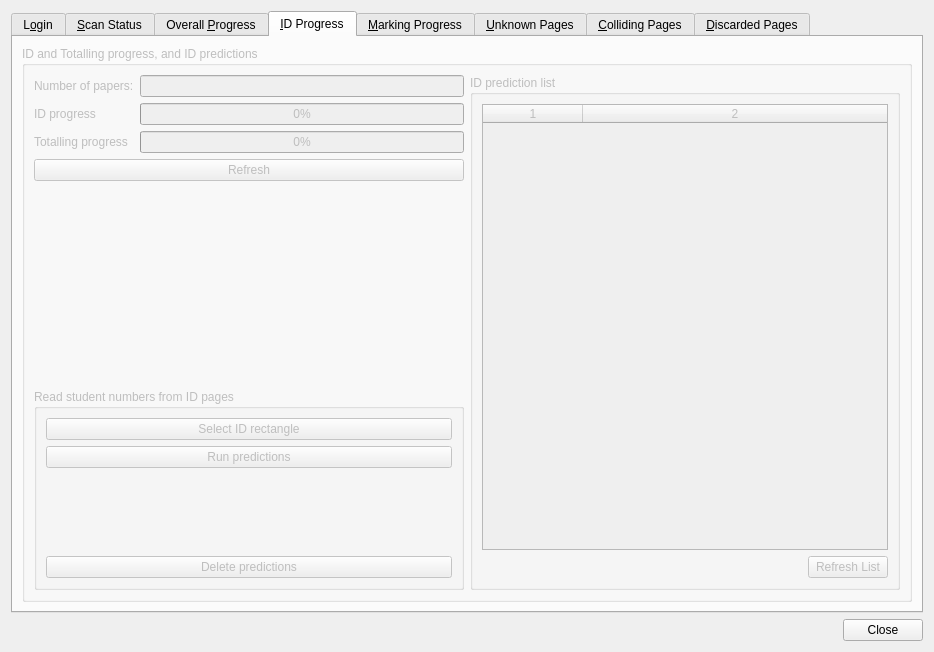
The window that qtCreatorFiles/ui_iic.ui (plomgrading/plom) describes before a commit, drawn with Qt 5.
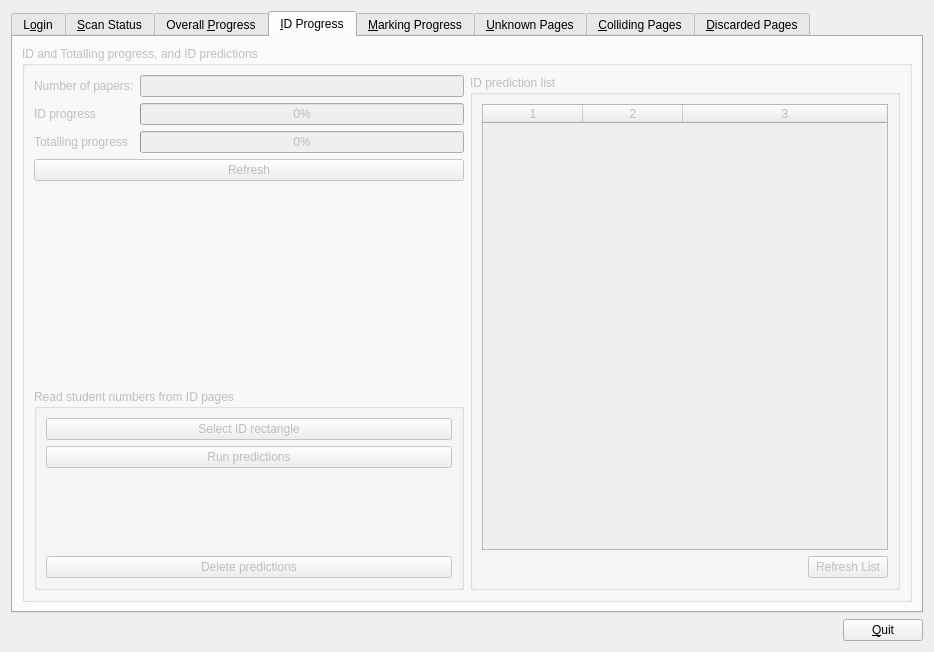
The same window after the commit. The open tabs and pages were chosen to show the change.

```diff
--- a/qtCreatorFiles/ui_iic.ui
+++ b/qtCreatorFiles/ui_iic.ui
@@ -557,8 +557,11 @@
                <property name="selectionBehavior">
                 <enum>QAbstractItemView::SelectColumns</enum>
                </property>
+               <property name="sortingEnabled">
+                <bool>true</bool>
+               </property>
                <property name="columnCount">
-                <number>2</number>
+                <number>3</number>
                </property>
                <attribute name="horizontalHeaderStretchLastSection">
                 <bool>true</bool>
@@ -568,6 +571,7 @@
                </attribute>
                <column/>
                <column/>
+               <column/>
               </widget>
              </item>
              <item>
@@ -805,7 +809,7 @@
      <item>
       <widget class="QPushButton" name="closeButton">
        <property name="text">
-        <string>Close</string>
+        <string>&amp;Quit</string>
        </property>
       </widget>
      </item>
```
Left out of the diff: 44 changed lines with no effect on the pictures.
